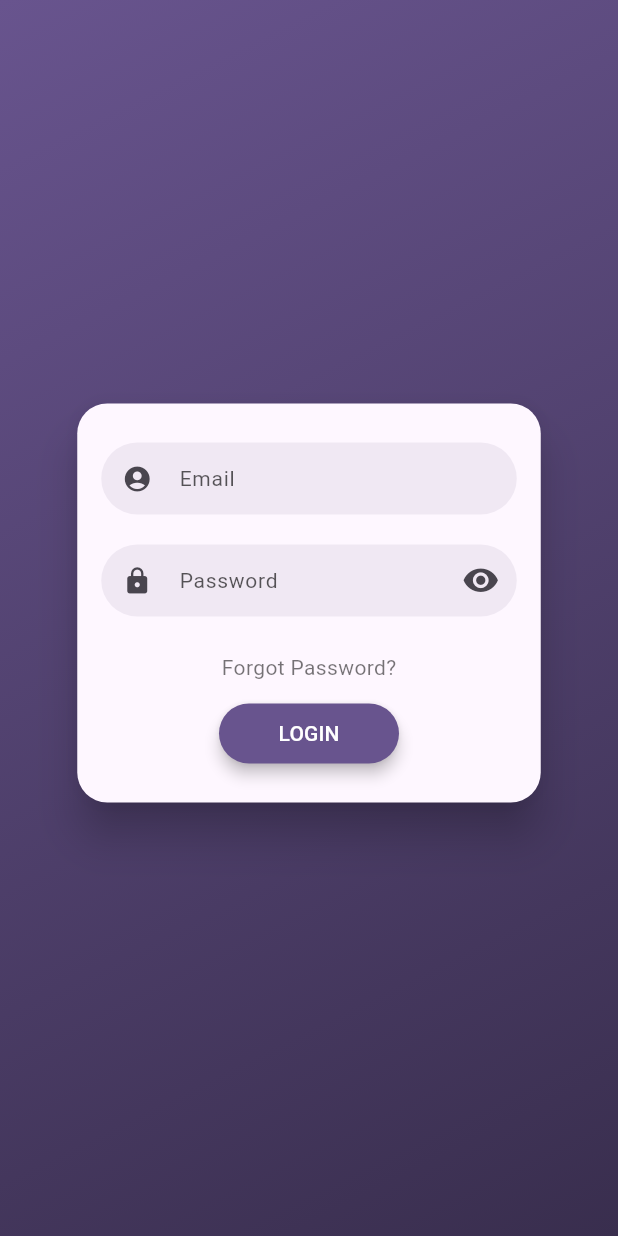
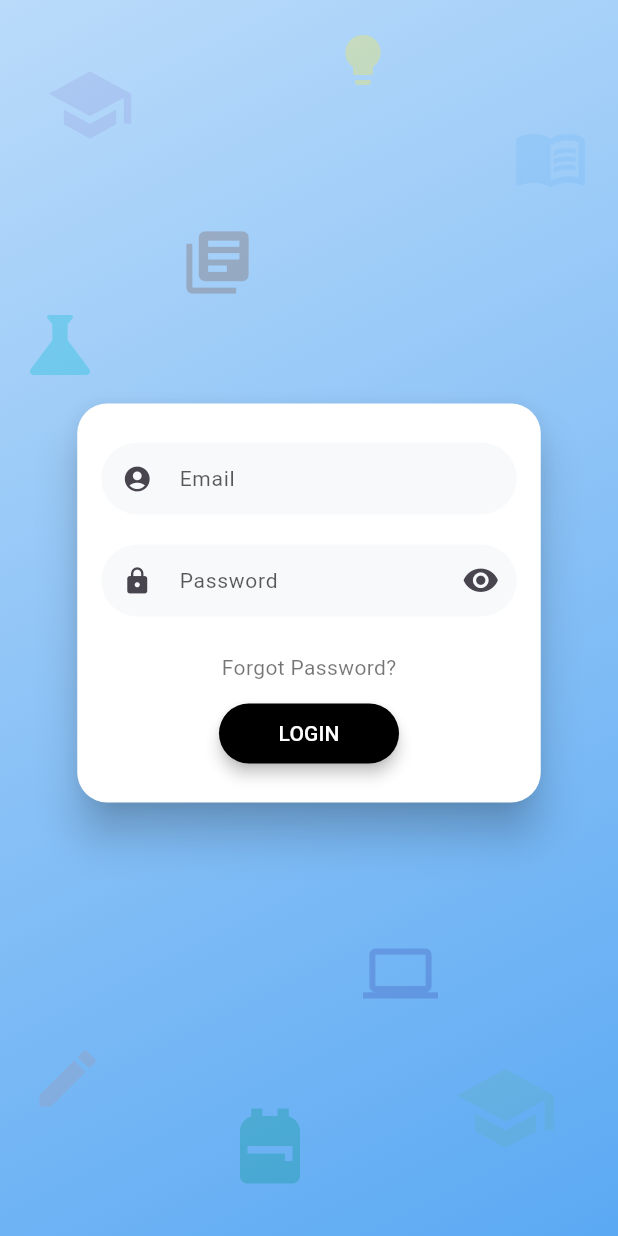
Before and after one commit to Abhishek09yadav/careerwill-mobile, a Flutter app: the screen it shows after launch, on a phone screen of 412 x 824 dp. Run offline on Flutter 3.47's test engine with Material 3 defaults, Android fonts, the phone set to English and light mode, and no system bars; drawn by our look-alikes of flutter_login; our stand-ins replace dio, get_storage.

Commit message:
created login page and implemented complete login logic

```diff
--- a/lib/main.dart
+++ b/lib/main.dart
@@ -20,24 +20,7 @@ class MyApp extends StatelessWidget {
   Widget build(BuildContext context) {
     return MaterialApp(
       title: 'Flutter Demo',
-      theme: ThemeData(
-        // This is the theme of your application.
-        //
-        // TRY THIS: Try running your application with "flutter run". You'll see
-        // the application has a purple toolbar. Then, without quitting the app,
-        // try changing the seedColor in the colorScheme below to Colors.green
-        // and then invoke "hot reload" (save your changes or press the "hot
-        // reload" button in a Flutter-supported IDE, or press "r" if you used
-        // the command line to start the app).
-        //
-        // Notice that the counter didn't reset back to zero; the application
-        // state is not lost during the reload. To reset the state, use hot
-        // restart instead.
-        //
-        // This works for code too, not just values: Most code changes can be
-        // tested with just a hot reload.
-        colorScheme: ColorScheme.fromSeed(seedColor: Colors.deepPurple),
-      ),
+      debugShowCheckedModeBanner: false,
       home: const LoginPage(),
     );
   }
--- a/lib/models/user.dart
+++ b/lib/models/user.dart
@@ -1,28 +1,31 @@
 class User {
-  final String name, email, role, id;
+  final String id;
+  final String name;
+  final String email;
+  final String role;
+  final String token;
 
   User({
+    required this.id,
     required this.name,
     required this.email,
-    required this.id,
     required this.role,
+    required this.token,
   });
 
-  factory User.fromJson(Map<String, dynamic> json) {
-    return User(
-      name: json["name"],
-      email: json["email"],
-      id: json["_id"],
-      role: json["role"],
-    );
-  }
+  factory User.fromJson(Map<String, dynamic> json) => User(
+        id: json["_id"] ?? "",
+        name: json["name"] ?? "",
+        email: json["email"] ?? "",
+        role: json["role"] ?? "",
+        token: json["token"] ?? "",
+      );
 
-  Map<String, dynamic> toJson() {
-    final Map<String, dynamic> data = <String, dynamic>{};
-    data['_id'] = id;
-    data['name'] = name;
-    data['email'] = email;
-    data['role'] = role;
-    return data;
-  }
+  Map<String, dynamic> toJson() => {
+        "_id": id,
+        "name": name,
+        "email": email,
+        "role": role,
+        "token": token,
+      };
 }
--- a/lib/screens/auth/login/login.dart
+++ b/lib/screens/auth/login/login.dart
@@ -1,5 +1,7 @@
+import 'package:careerwill/models/user.dart';
 import 'package:careerwill/screens/auth/login/provider/user_provider.dart';
 import 'package:careerwill/screens/home/home.dart';
+import 'package:careerwill/utitlity/app_color.dart';
 import 'package:flutter/material.dart';
 import 'package:flutter_login/flutter_login.dart';
 import 'package:provider/provider.dart';
@@ -10,34 +12,137 @@ class LoginPage extends StatelessWidget {
   @override
   Widget build(BuildContext context) {
     return FlutterLogin(
+      userType: LoginUserType.email,
+      userValidator: (value) {
+        if (value!.isEmpty) return 'Email is required';
+        if (!value.contains('@')) return 'Invalid email';
+        return null;
+      },
       onLogin: (loginData) {
         Provider.of<UserProvider>(context, listen: false).login(loginData);
         return null;
       },
       onSubmitAnimationCompleted: () {
-        if (Provider.of<UserProvider>(
-              context,
-              listen: false,
-            ).getLoginUsr()?.id !=
-            null) {
+        UserProvider provider = Provider.of<UserProvider>(
+          context,
+          listen: false,
+        );
+        User? user = provider.getLoginUsr();
+
+        if (user != null && user.id.isNotEmpty) {
           Navigator.of(context).pushReplacement(
-            MaterialPageRoute(
-              builder: (context) {
-                return const HomeScreen();
-              },
-            ),
+            MaterialPageRoute(builder: (_) => const HomeScreen()),
           );
         } else {
           Navigator.of(context).pushReplacement(
-            MaterialPageRoute(
-              builder: (context) {
-                return const LoginPage();
-              },
-            ),
+            MaterialPageRoute(builder: (_) => const LoginPage()),
           );
         }
       },
+
       onRecoverPassword: (_) => null,
+      theme: LoginTheme(
+        primaryColor: AppColor.lightBlue,
+        buttonTheme: const LoginButtonTheme(backgroundColor: AppColor.black),
+        cardTheme: const CardTheme(
+          color: Colors.white,
+          surfaceTintColor: Colors.white,
+        ),
+        titleStyle: const TextStyle(color: Colors.black),
+      ),
+      children: [
+        // Graduation hat top left
+        Positioned(
+          top: 40,
+          left: 30,
+          child: Icon(
+            Icons.school,
+            size: 60,
+            color: Colors.deepPurple.withOpacity(0.1),
+          ),
+        ),
+        // Open book top right
+        Positioned(
+          top: 80,
+          right: 20,
+          child: Icon(
+            Icons.menu_book,
+            size: 50,
+            color: Colors.blue.withOpacity(0.1),
+          ),
+        ),
+        // Pencil bottom left
+        Positioned(
+          bottom: 80,
+          left: 20,
+          child: Icon(
+            Icons.edit,
+            size: 50,
+            color: Colors.deepOrange.withOpacity(0.1),
+          ),
+        ),
+        // Graduation hat bottom right
+        Positioned(
+          bottom: 50,
+          right: 40,
+          child: Icon(
+            Icons.school,
+            size: 70,
+            color: Colors.green.withOpacity(0.1),
+          ),
+        ),
+        // Science icon center left
+        Positioned(
+          top: 200,
+          left: 10,
+          child: Icon(
+            Icons.science,
+            size: 60,
+            color: Colors.cyan.withOpacity(0.3),
+          ),
+        ),
+
+        // Computer center bottom
+        Positioned(
+          bottom: 150,
+          right: 120,
+          child: Icon(
+            Icons.computer,
+            size: 50,
+            color: Colors.indigo.withOpacity(0.3),
+          ),
+        ),
+        // Lightbulb near top
+        Positioned(
+          top: 20,
+          right: 150,
+          child: Icon(
+            Icons.lightbulb,
+            size: 40,
+            color: Colors.yellow.withOpacity(0.3),
+          ),
+        ),
+        // Backpack bottom center
+        Positioned(
+          bottom: 30,
+          left: 150,
+          child: Icon(
+            Icons.backpack,
+            size: 60,
+            color: Colors.teal.withOpacity(0.3),
+          ),
+        ),
+        // Library books center top
+        Positioned(
+          top: 150,
+          left: 120,
+          child: Icon(
+            Icons.library_books,
+            size: 50,
+            color: Colors.brown.withOpacity(0.3),
+          ),
+        ),
+      ],
     );
   }
 }
--- /dev/null
+++ b/lib/utitlity/app_color.dart
@@ -0,0 +1,11 @@
+import 'package:flutter/material.dart' show Color;
+
+class AppColor {
+  const AppColor._();
+
+  static const lightBlue = Color.fromARGB(255, 186, 219, 250);
+
+  static const darkGrey = Color(0xFFA6A3A0);
+  static const lightGrey = Color(0xFFE5E6E8);
+  static const black = Color.fromARGB(255, 0, 0, 0);
+}
--- a/lib/utitlity/constants.dart
+++ b/lib/utitlity/constants.dart
@@ -1,4 +1,4 @@
-const MAIN_URL = "http://localhost:5000/api";
+const MAIN_URL = "http://10.0.2.2:5000/api";
 
 const FAVORITE_PRODUCT_BOX = 'FAVORITE_PRODUCT_BOX';
 const USER_INFO_BOX = 'USER_INFO_BOX';
```
Also changed, not shown: lib/screens/auth/login/provider/user_provider.dart (+21 -7 lines), lib/screens/home/home.dart (+15 -1 lines).
